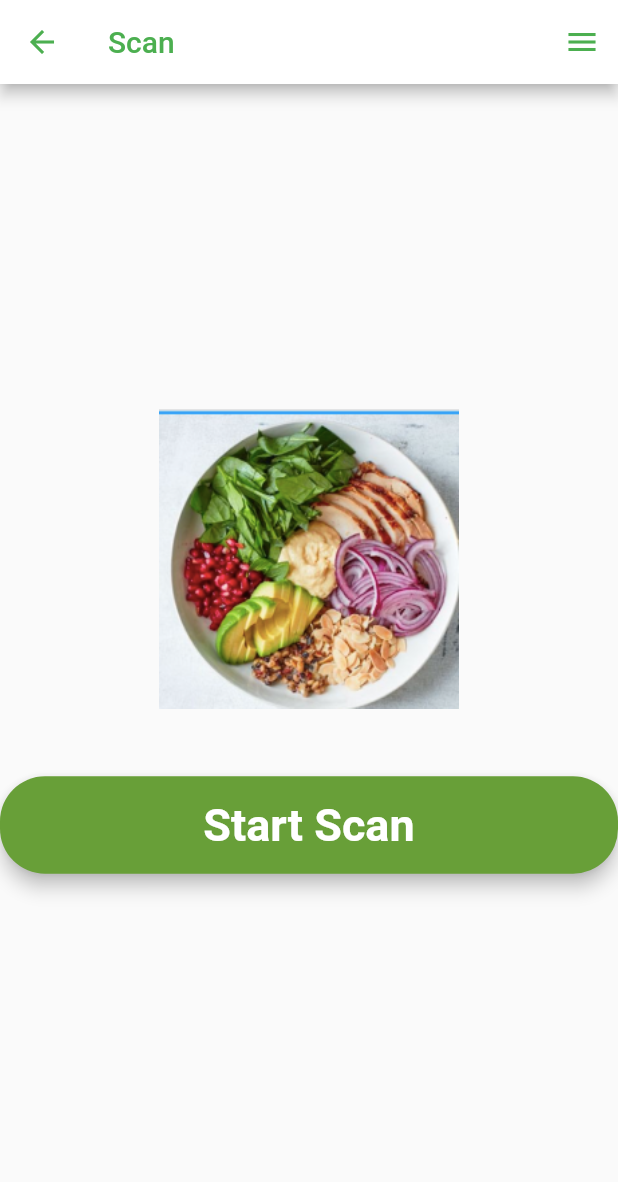
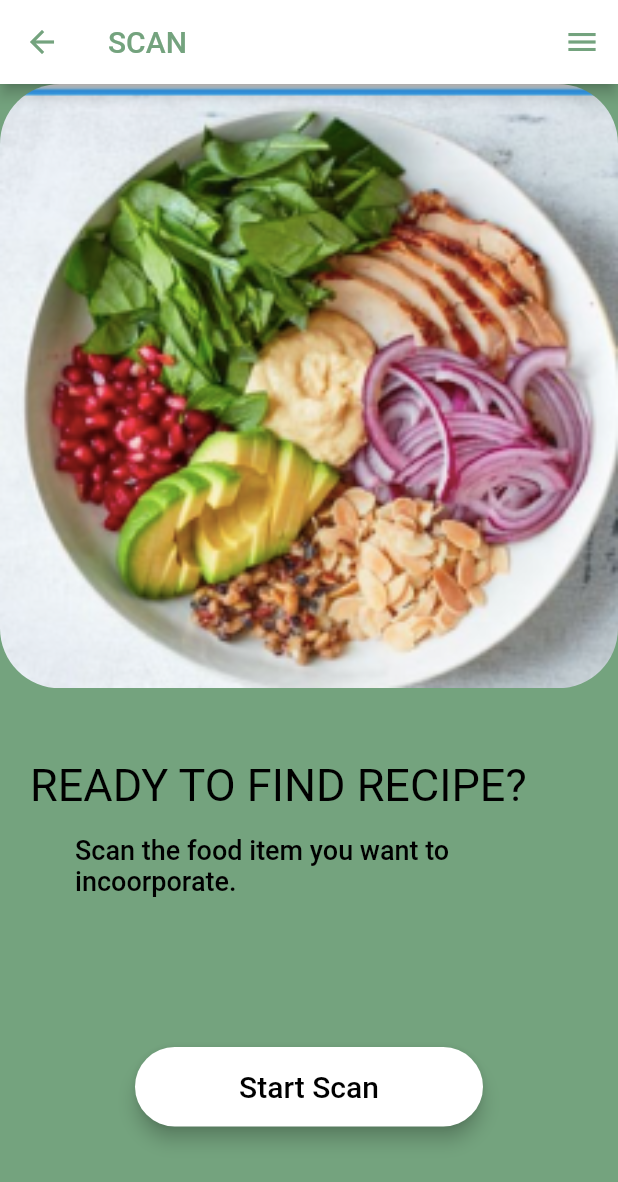
Before and after one commit to Capstone-Projects-2022-Spring/project-gorecipe, a Flutter app: the ScanHomeScreen screen opened directly, on a phone screen of 412 x 824 dp. Shown: the top 1182 px of the screen. Run offline on Flutter 3.47's test engine with Material 2 defaults, Android fonts, the light colour scheme and no system bars; our stand-ins replace camera, material_floating_search_bar, shared_preferences, syncfusion_flutter_calendar; accounts and stored records are empty; Roboto replaces fonts that are missing (Consola).

Commit message:
Changed the design of scan home page

```diff
--- a/GoRECIPE/gorecipe/lib/Screens/scan_home_page.dart
+++ b/GoRECIPE/gorecipe/lib/Screens/scan_home_page.dart
@@ -2,7 +2,6 @@ import 'package:flutter/material.dart';
 import 'package:gorecipe/Screens/AddAnIngredient.dart';
 import 'package:gorecipe/Screens/profile.dart';
 import 'package:gorecipe/Screens/scan_screen.dart';
-
 import 'package:gorecipe/Screens/welcome_screen.dart';
 import 'package:gorecipe/Screens/home_screen.dart';
 
@@ -85,7 +84,7 @@ class _MyStatefulWidgetState extends State<ScanHomeScreen> {
     final startscanbutton = Material(
       elevation: 5.0,
       borderRadius: BorderRadius.circular(30.0),
-      color: const Color(0xFF689F38),
+      color: Color.fromARGB(255, 255, 255, 255),
       child: MaterialButton(
         minWidth: MediaQuery.of(context).size.width,
         padding: const EdgeInsets.fromLTRB(20.0, 15.0, 20.0, 15.0),
@@ -99,7 +98,9 @@ class _MyStatefulWidgetState extends State<ScanHomeScreen> {
         child: Text("Start Scan",
             textAlign: TextAlign.center,
             style: style.copyWith(
-                color: Colors.white, fontWeight: FontWeight.bold)),
+                color: Colors.black,
+                fontWeight: FontWeight.w500,
+                fontSize: 20)),
       ),
     );
 
@@ -108,13 +109,13 @@ class _MyStatefulWidgetState extends State<ScanHomeScreen> {
 
     return Scaffold(
         //tool bar at the top of the screen
-
+        backgroundColor: Color.fromARGB(255, 116, 163, 126),
         appBar: AppBar(
           //test is widgte that takes a string as an arug- and extracted in the first arg
           //name of the app we are creating
           title: const Text(
-          'Scan',
-          style: TextStyle(color: Colors.green),
+            'SCAN',
+            style: TextStyle(color: Color.fromARGB(255, 116, 163, 126)),
 
             // style: GoogleFonts.Lato(
             //textStyle: style,
@@ -125,16 +126,16 @@ class _MyStatefulWidgetState extends State<ScanHomeScreen> {
           ),
 
           backgroundColor: const Color.fromARGB(255, 255, 255, 255),
-        iconTheme: const IconThemeData(color: Colors.green),
+          iconTheme:
+              const IconThemeData(color: Color.fromARGB(255, 116, 163, 126)),
         ),
-
         endDrawer: Drawer(
           child: ListView(
             padding: EdgeInsets.zero,
             children: <Widget>[
               const DrawerHeader(
                 decoration: BoxDecoration(
-                color: Colors.green,
+                  color: Color.fromARGB(255, 116, 163, 126),
                 ),
                 child: Text(
                   'GoRecipe',
@@ -213,29 +214,68 @@ class _MyStatefulWidgetState extends State<ScanHomeScreen> {
             ],
           ),
         ),
-
         body: Center(
+          child: Stack(children: [
+            Positioned(
                 child: Column(
-          crossAxisAlignment: CrossAxisAlignment.center,
-          mainAxisAlignment: MainAxisAlignment.center,
               children: <Widget>[
-            Container(
-              width: 200,
-              height: 200,
-              decoration: const BoxDecoration(
-                image: DecorationImage(
-                    //this image needs to be replaced with the image they scanned into the app
+                ClipRRect(
+                  borderRadius: BorderRadius.circular(40.0),
+                  child: const Image(
                     image: AssetImage("assets/images/scan.png"),
-                    fit: BoxFit.fill),
+                    width: double.infinity,
+                    fit: BoxFit.cover,
                   ),
                 ),
-            //Declaring sizes of field boxes
-            const SizedBox(height: 45.0),
-            startscanbutton,
-            const SizedBox(height: 25.0),
               ],
+            )),
+            Positioned(
+                top: 450.0,
+                left: 20.0,
+                child: Column(children: const <Widget>[
+                  Text(
+                    "READY TO FIND RECIPE?",
+                    textAlign: TextAlign.left,
+                    textScaleFactor: 2.0,
+                    style: TextStyle(
+                      color: Colors.black,
+                      fontSize: 15.0,
+                      fontWeight: FontWeight.w400,
+                      fontFamily: "Consola",
                     ),
                   ),
-    );
+                ])),
+            Positioned(
+                top: 500.0,
+                left: 50.0,
+                right: 50.0,
+                child: Column(children: const <Widget>[
+                  Text(
+                    "Scan the food item you want to incoorporate.",
+                    textAlign: TextAlign.left,
+                    textScaleFactor: 2.0,
+                    style: TextStyle(
+                      color: Colors.black,
+                      fontSize: 9.0,
+                      fontWeight: FontWeight.w500,
+                      fontFamily: "Consola",
+                    ),
+                  ),
+                ])),
+            Positioned(
+                bottom: 70.0,
+                left: 90,
+                right: 90,
+                child: Column(
+                  children: <Widget>[
+                    //Declaring sizes of field boxes
+                    startscanbutton,
+                    const SizedBox(
+                      height: 3.0,
+                    ),
+                  ],
+                )),
+          ]),
+        ));
   }
 }
--- a/GoRECIPE/gorecipe/pubspec.yaml
+++ b/GoRECIPE/gorecipe/pubspec.yaml
@@ -79,7 +79,7 @@ flutter:
     - assets/images/AddAnIngredientButton.PNG
     - assets/images/scan.png
     - assets/images/ingredients.jpeg
-     - assets/images/yes_no_page.PNG
+    - assets/images/yes_no_page.PNG
     - assets/images/scanbutton.PNG
     - assets/images/lookupbutton.PNG
 
```
Lines whose indentation alone changed are shown as unchanged.
